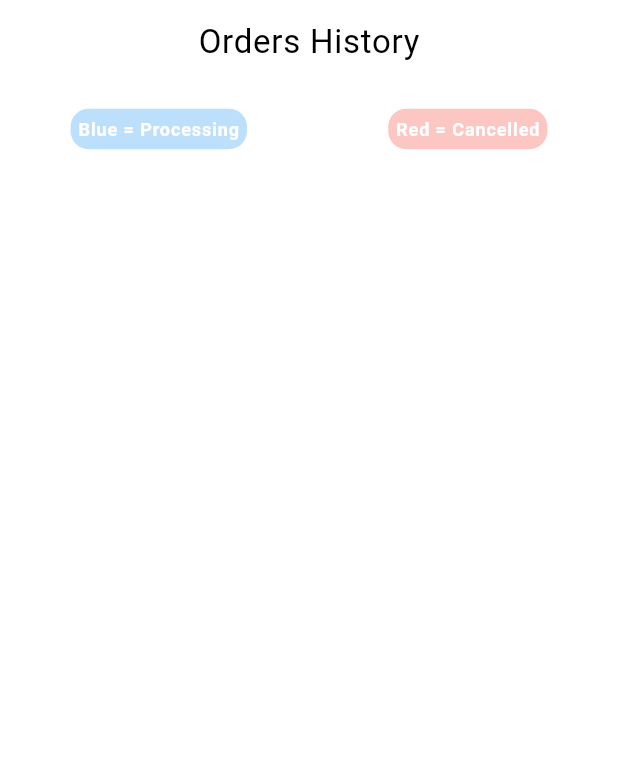
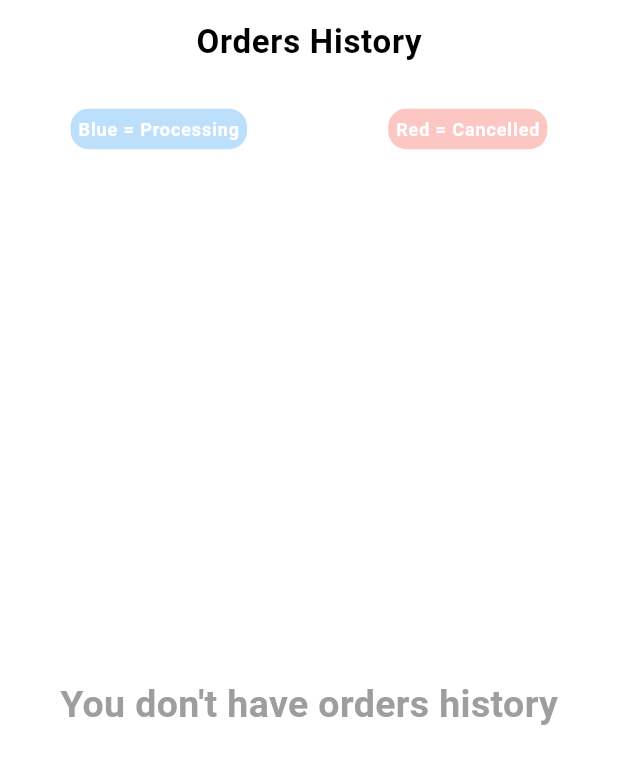
Before and after one commit to Alkhorasani/Dowidar_driver, a Flutter app: the Vw_OrderHistory screen opened by its route, on a phone screen of 412 x 824 dp. Shown: the top 764 px of the screen. Run offline on Flutter 3.47's test engine with Material 2 defaults, Android fonts, the phone set to English and light mode, and no system bars; our stand-ins replace cached_network_image, device_info_plus, firebase_core, firebase_database, firebase_messaging, flutter_local_notifications and 8 more; missing offline and left inert: flutter_glow, huawei_push, workmanager; accounts and stored records are empty; network calls fail; Roboto replaces fonts that are missing (Ubuntu).

Commit message:
drive orders accept / reject , all orders  api integration , ui updates

```diff
--- a/lib/ClassModules/cmHandleDeepLink/cm_HandleDeepLink.dart
+++ b/lib/ClassModules/cmHandleDeepLink/cm_HandleDeepLink.dart
@@ -1,4 +1,3 @@
-
 import 'package:dowidardriver/MVVM/ViewModel/Vm_CommonLayout/Vm_CommonLayout.dart';
 import 'package:flutter/cupertino.dart';
 import 'package:flutter/material.dart';
--- a/lib/ClassModules/cm_LanguageController/cm_LanguageController.dart
+++ b/lib/ClassModules/cm_LanguageController/cm_LanguageController.dart
@@ -36,6 +36,8 @@ class cm_LanguageController extends Translations {
           "${cm_StringConstantsVwHome.strOrderRejected}": 'Reject',
           "${cm_StringConstantsVwHome.strYellowWaiting}": 'Yellow = waiting',
           "${cm_StringConstantsVwHome.strPurpleAccepted}": 'Purple = accepted',
+          "${cm_StringConstantsVwHome.strYoudont_haveOrderhistory}": 'You don\'t have orders history',
+
           "${cm_StringConstantsVwHome.strYoudont_haveNoneworders}":
               cm_StringConstantsVwHome.strYoudont_haveNoneworders ?? 'You don\'t have any new orders',
           // Vw Common layout
@@ -109,6 +111,7 @@ class cm_LanguageController extends Translations {
           "${cm_StringConstantsVwHome.strYellowWaiting}": 'الأصفر = الانتظار',
           "${cm_StringConstantsVwHome.strPurpleAccepted}": 'الأرجواني = مقبول',
           "${cm_StringConstantsVwHome.strYoudont_haveNoneworders}": 'ليس لديك أي طلبات جديدة',
+          "${cm_StringConstantsVwHome.strYoudont_haveOrderhistory}": "ليس لديك تاريخ طلبات.",
 
           //VwCommonLayout
 
--- a/lib/ClassModules/cm_StringConstants/cm_StringConstantsVwHome.dart
+++ b/lib/ClassModules/cm_StringConstants/cm_StringConstantsVwHome.dart
@@ -23,6 +23,7 @@ class cm_StringConstantsVwHome {
   static String? strResturent = 'Restaurant';
   static String? CreatedAt = 'Created At';
   static String? strYoudont_haveNoneworders = 'You don\'t have any new orders';
+  static String? strYoudont_haveOrderhistory = 'You don\'t have orders history';
   static String? strAddress = 'Address';
   static String? strOrderAccepted = 'Accept';
   static String? strOrderRejected = 'Reject';
--- a/lib/MVVM/Model/ModGetAllOrders/ModGetAllOrders.dart
+++ b/lib/MVVM/Model/ModGetAllOrders/ModGetAllOrders.dart
@@ -88,7 +88,7 @@
       createdAt: json["created_at"] == null ? null : DateTime.parse(json["created_at"]),
       updatedAt: json["updated_at"] == null ? null : DateTime.parse(json["updated_at"]),
       driverId: json["driver_id"],
-      driverStatus: driverStatusValues.map[json["driver_status"]]!,
+      driverStatus: driverStatusValues.map[json["driver_status"]],
       note: json["note"],
       restaurant: json["restaurant"] == null ? null : Restaurant.fromJson(json["restaurant"]),
       user: Map.from(json["user"]!).map((k, v) => MapEntry<String, String?>(k, v)),
--- a/lib/MVVM/Model/ModNewOrder/ModNewOrders.dart
+++ /dev/null
@@ -1,81 +0,0 @@
-
-
-class ModNewOrders {
-  String? message;
-  Data? data;
-
-  ModNewOrders({
-    this.message,
-    this.data,
-  });
-
-  factory ModNewOrders.fromJson(Map<String, dynamic> json) => ModNewOrders(
-    message: json["message"],
-    data: json["data"] == null ? null : Data.fromJson(json["data"]),
-  );
-
-  Map<String, dynamic> toJson() => {
-    "message": message,
-    "data": data?.toJson(),
-  };
-}
-
-class Data {
-  int? id;
-  String? orderNo;
-  int? addressId;
-  String? userId;
-  int? restaurantId;
-  String? status;
-  int? paymentMethodId;
-  DateTime? createdAt;
-  DateTime? updatedAt;
-  String? driverId;
-  String? driverStatus;
-  dynamic note;
-
-  Data({
-    this.id,
-    this.orderNo,
-    this.addressId,
-    this.userId,
-    this.restaurantId,
-    this.status,
-    this.paymentMethodId,
-    this.createdAt,
-    this.updatedAt,
-    this.driverId,
-    this.driverStatus,
-    this.note,
-  });
-
-  factory Data.fromJson(Map<String, dynamic> json) => Data(
-    id: json["id"],
-    orderNo: json["order_no"],
-    addressId: json["address_id"],
-    userId: json["user_id"],
-    restaurantId: json["restaurant_id"],
-    status: json["status"],
-    paymentMethodId: json["payment_method_id"],
-    createdAt: json["created_at"] == null ? null : DateTime.parse(json["created_at"]),
-    updatedAt: json["updated_at"] == null ? null : DateTime.parse(json["updated_at"]),
-    driverId: json["driver_id"],
-    driverStatus: json["driver_status"],
-    note: json["note"],
-  );
-
-  Map<String, dynamic> toJson() => {
-    "id": id,
-    "order_no": orderNo,
-    "address_id": addressId,
-    "user_id": userId,
-    "restaurant_id": restaurantId,
-    "status": status,
-    "payment_method_id": paymentMethodId,
-    "created_at": createdAt?.toIso8601String(),
-    "updated_at": updatedAt?.toIso8601String(),
-    "driver_id": driverId,
-    "driver_status": driverStatus,
-    "note": note,
-  };
-}
--- a/lib/MVVM/View/Vw_Chat/Vw_Chat.dart
+++ b/lib/MVVM/View/Vw_Chat/Vw_Chat.dart
@@ -1,6 +1,7 @@
 import 'package:dowidardriver/ClassModules/cmGlobalVariables/cmGlobalVariables.dart';
 import 'package:flutter/material.dart';
 import 'package:get/get.dart';
+import 'package:google_fonts/google_fonts.dart';
 
 import '../../ViewModel/Vm_Chat/Vm_Chat.dart';
 
@@ -29,7 +30,10 @@ class _ChatViewState extends State<ChatView> {
       },
       child: Scaffold(
         appBar: AppBar(
-          title: Text('Chat'),
+          title: Text('Chat',                  style: GoogleFonts.ubuntu(
+              textStyle: const TextStyle(
+                  fontSize: 22, color: Colors.black, fontWeight: FontWeight.w600, letterSpacing: .5)),
+          ),
         ),
         body: Column(
           children: [
--- a/lib/MVVM/View/Vw_OrderHistory/Vw_OrderHistory.dart
+++ b/lib/MVVM/View/Vw_OrderHistory/Vw_OrderHistory.dart
@@ -45,10 +45,7 @@ class _Vw_OrderHistoryState extends State<Vw_OrderHistory> {
 
                 style: GoogleFonts.ubuntu(
                     textStyle: const TextStyle(
-                        fontSize: 22,
-                        color: Colors.black,
-                        //fontWeight: FontWeight.w600,
-                        letterSpacing: .5)),
+                        fontSize: 22, color: Colors.black, fontWeight: FontWeight.w600, letterSpacing: .5)),
               ),
               centerTitle: true,
             ),
@@ -170,9 +167,15 @@ class _Vw_OrderHistoryState extends State<Vw_OrderHistory> {
                       },
                       child: Obx(() {
 
-                        if( l_Vm_CommonLayout.isLoadingOrderHistory.isTrue){
+                        if( l_Vm_CommonLayout.RxListModOrderHistory!.isEmpty || l_Vm_CommonLayout.RxListModOrderHistory ==null ){
                           return Center(
-                            child: CircularProgressIndicator(),
+                            child: Text(
+                              "${'${cm_StringConstantsVwHome.strYoudont_haveOrderhistory}'.tr}",
+                              style: GoogleFonts.ubuntu(
+                                textStyle: const TextStyle(
+                                    fontSize: 25, color: Colors.grey, fontWeight: FontWeight.w600),
+                              ),
+                            ),
                           );
                         }
 
--- a/lib/MVVM/View/Vw_Profile/Vw_Profile.dart
+++ b/lib/MVVM/View/Vw_Profile/Vw_Profile.dart
@@ -35,10 +35,7 @@ class _VwUserProfileState extends State<VwUserProfile> {
                 "${'${cm_StringConstantsVwProfile.strMyPrsofile}'.tr}",
                 style: GoogleFonts.ubuntu(
                     textStyle: const TextStyle(
-                        fontSize: 22,
-                        color: Colors.black,
-                        //fontWeight: FontWeight.w600,
-                        letterSpacing: .5)),
+                        fontSize: 22, color: Colors.black, fontWeight: FontWeight.w600, letterSpacing: .5)),
               ),
               centerTitle: true,
             ),
--- a/lib/MVVM/View/Vw_Settings/Vw_Settings.dart
+++ b/lib/MVVM/View/Vw_Settings/Vw_Settings.dart
@@ -40,10 +40,7 @@ class _Vw_SettingsState extends State<Vw_Settings> {
                     "${'${cm_StringConstantsVwSettings.strSettings}'.tr}",
                   style: GoogleFonts.ubuntu(
                       textStyle: const TextStyle(
-                          fontSize: 22,
-                          color: Colors.black,
-                          //fontWeight: FontWeight.w600,
-                          letterSpacing: .5)),
+                          fontSize: 22, color: Colors.black, fontWeight: FontWeight.w600, letterSpacing: .5)),
                 ),
                 centerTitle: true,
               ),
--- a/lib/ServiceLayer/Sl_UserLogin.dart
+++ b/lib/ServiceLayer/Sl_UserLogin.dart
@@ -22,6 +22,7 @@ class Sl_UserLogin {
       final lResponse = await HttpCalls().Fnc_HttpWeb(dynamicUrl, lUtfContent);
 
       if (lResponse.statusCode == 200) {
+        print(lResponse.body);
         final Map<String, dynamic> jsonMap = jsonDecode(lResponse.body);
         return ModUserData.fromJson(jsonMap);
       } else {
```
Also changed, not shown: lib/ClassModules/cmFirebaseServices/cmFirebaseServices.dart (+5 -13 lines), lib/MVVM/View/Vw_Home/Vw_Home.dart (+10 -11 lines), lib/MVVM/View/Vw_OrderDetails/Vw_OrderDetails.dart (+7 -7 lines), lib/MVVM/ViewModel/Vm_CommonLayout/Vm_CommonLayout.dart (+6 -7 lines), lib/MVVM/ViewModel/Vm_Home/Vm_Home.dart (+33 -15 lines), lib/MVVM/ViewModel/Vm_OrderDetails/Vm_OrderDeatils.dart (+20 -1 lines), lib/ServiceLayer/Sl_GetAllOrders.dart (+11 -0 lines), lib/ServiceLayer/Sl_OrderAccRej.dart (+9 -9 lines), lib/main.dart (indentation only).
